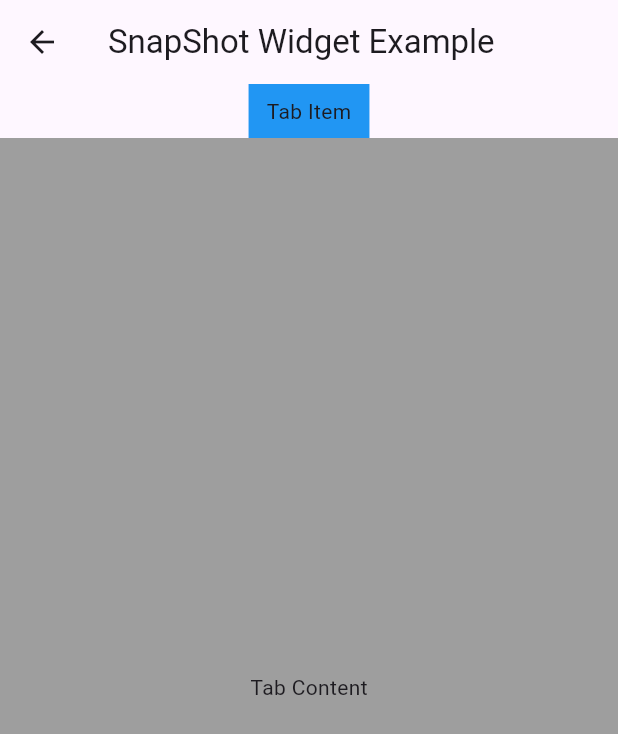
After one commit to nadsi96/flutter_playground, a Flutter app: the SnapShotWidgetExample screen opened by its route, on a phone screen of 412 x 824 dp. The commit adds this screen. Shown: the top 734 px of the screen. Run offline on Flutter 3.47's test engine with Material 3 defaults, Android fonts, the phone set to English and light mode, and no system bars; our stand-ins replace flutter_riverpod, shared_preferences; missing offline and left inert: desktop_multi_window, docking, multi_split_view, screen_retriever, super_drag_and_drop, window_manager; accounts and stored records are empty.

Commit message:
[Feat] snapshot_widget_example  - 탭을 드래그하면 컨텐츠 내용을 스냅샷으로 만들어서 드래그를 따라다니게 함  - 윈도 외부로 보여지게 하려면 super_drag_and_drop 사용해야할듯

```diff
--- a/lib/main.dart
+++ b/lib/main.dart
@@ -13,6 +13,7 @@ import 'package:flutter_playground/multi_window/multi_window_example.dart';
 import 'package:flutter_playground/multi_window/multi_window_position.dart' as multiWindowPosition;
 import 'package:flutter_playground/reorderble_tab_layout/reorderble_tab_layout_example.dart';
 import 'package:flutter_playground/riverpod/riverpod_counter_page.dart';
+import 'package:flutter_playground/snapshot_widget_example/snapshot_widget_example.dart';
 import 'package:window_manager/window_manager.dart';
 
 import 'multi_split_view/dynamic_split_view_docking_example.dart';
@@ -173,6 +174,7 @@ final routes = {
   '/multi_window_dnd_example2': (context) => multiWindowDndExample2.MultiWindowDndExample(windowId: "main"),
   '/drag_boundary_example': (context) => DragBoundaryExample(),
   '/multi_window_position': (context) => multiWindowPosition.MultiWindowPositionExample(),
+  '/snapshot_widget_example': (context) => SnapShotWidgetExample(),
 
 };
 class Home extends StatelessWidget{
@@ -219,6 +221,7 @@ class Home extends StatelessWidget{
                 menuButton(context, "/multi_window_dnd_example2"),
                 menuButton(context, "/drag_boundary_example"),
                 menuButton(context, "/multi_window_position"),
+                menuButton(context, "/snapshot_widget_example"),
 
               ],
             ),
--- /dev/null
+++ b/lib/snapshot_widget_example/snapshot_widget_example.dart
@@ -0,0 +1,140 @@
+import 'dart:ui' as ui;
+
+import 'package:flutter/material.dart';
+import 'package:flutter/rendering.dart';
+
+/// 탭 헤더를 드래그하면 컨텐츠 내용을 스냅샷으로 만들어서 끌고 다님
+/// >> flutter 앱 외부로 노출되진 못함
+/// super drag and drop에 builder로 RawImage로 넘겨줘야 가능할듯
+class SnapShotWidgetExample extends StatelessWidget{
+  @override
+  Widget build(BuildContext context) {
+    return Scaffold(
+      appBar: AppBar(title: Text("SnapShot Widget Example")),
+      body:TabContainer()
+    );
+  }
+}
+
+class TabContainer extends StatefulWidget{
+  @override
+  State<StatefulWidget> createState() {
+    return _TabContainer();
+  }
+
+}
+class _TabContainer extends State<TabContainer>{
+
+  bool bDragging = false;
+  final SnapshotController snapshotController = SnapshotController();
+
+  final contentKey = GlobalKey();
+  OverlayEntry? overlayEntry;
+  Offset dragPosition = Offset.zero;
+
+  @override
+  Widget build(BuildContext context) {
+    return Column(
+      children: [
+        getTabHeader(),
+        Expanded(
+          child: getTabContent()
+        )
+      ]
+    );
+  }
+
+  void onDragStarted(Offset globalPosition) async{
+    snapshotController.allowSnapshotting = true;
+
+    // 다음 프레임에서 스냅샷 생성
+    await WidgetsBinding.instance.endOfFrame;
+
+  }
+
+  Widget getTabHeader() {
+    return GestureDetector(
+      onPanStart: (details) async {
+        dragPosition = details.globalPosition;
+        final image = await captureContent();
+        showOverlay(image);
+      },
+      onPanUpdate: (details){
+        dragPosition = details.globalPosition;
+        overlayEntry?.markNeedsBuild();
+      },
+      onPanEnd: (details) {
+        removeOverlay();
+      },
+      child: Container(
+        padding: EdgeInsets.symmetric(vertical: 8, horizontal: 12),
+        color: Colors.blue,
+        child: Text("Tab Item")
+      )
+    );
+  }
+
+  Widget getTabContent(){
+    return RepaintBoundary(
+      key: contentKey,
+      child: Container(
+        color: Colors.grey,
+        alignment: Alignment.center,
+        child: Text("Tab Content")
+      )
+    );
+  }
+
+  Future<ui.Image> captureContent() async {
+    final boundary = contentKey.currentContext!.findRenderObject() as RenderRepaintBoundary;
+    final capture = await boundary.toImage(
+        pixelRatio: MediaQuery.of(context).devicePixelRatio
+    );
+    return capture;
+  }
+
+  void showOverlay(ui.Image image) {
+    overlayEntry = OverlayEntry(
+      builder: (context) {
+        return Positioned.fill(
+          child: IgnorePointer(
+            child: Material(
+              color: Colors.transparent,
+              child: Transform.translate(
+                offset: dragPosition - Offset(150, 150),
+                child: Opacity(
+                  opacity: 0.7,
+                  child: RawImage(
+                    image: image
+                  )
+                )
+              )
+            )
+          )
+        );
+      }
+    );
+
+    Overlay.of(context).insert(overlayEntry!);
+  }
+
+  void removeOverlay(){
+    overlayEntry?.remove();
+    overlayEntry = null;
+  }
+}
+
+class TabItem extends StatelessWidget{
+  final int idx;
+  final bool bDragging;
+  TabItem({required this.idx, this.bDragging = false});
+
+  @override
+  Widget build(BuildContext context) {
+    return Container(
+        padding: EdgeInsets.symmetric(vertical: 8, horizontal: 12),
+        color: Colors.blue,
+        child: Text("tabItem_$idx")
+    );
+  }
+}
```
